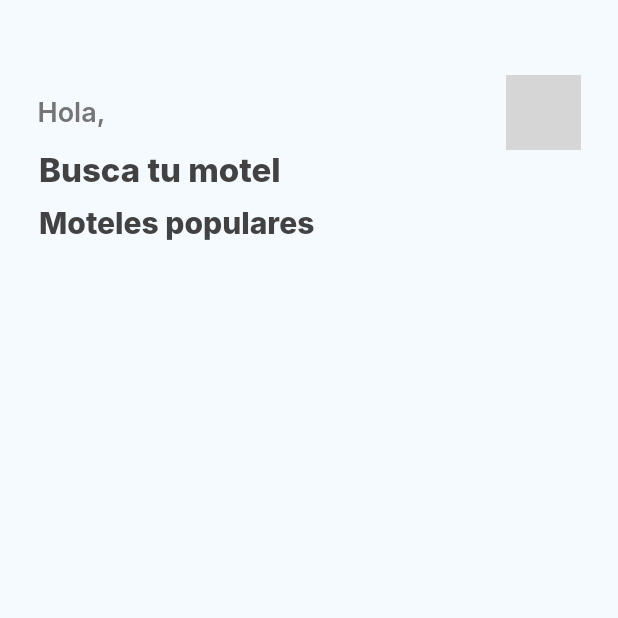
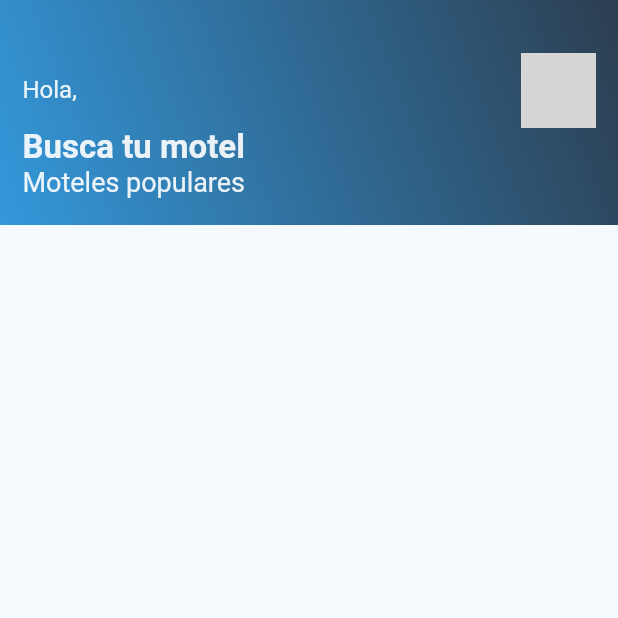
Before and after one commit to bryansbarrios/motel_app, a Flutter app: the HomeScreen screen opened by its route, on a phone screen of 412 x 824 dp, the top half of it. Run offline on Flutter 3.47's test engine with Material 2 defaults, Android fonts, the phone set to English and light mode, and no system bars; our stand-ins replace cloud_firestore, firebase_auth, flutter_map, fluttertoast, get_it, google_fonts and 4 more; accounts and stored records are empty; network calls fail; Roboto replaces fonts that are missing (Inter); grey boxes are pictures that could not be loaded.

Commit message:
Ultimos ajustes en rediseño

```diff
--- a/lib/ui/screens/MotelDetailScreen.dart
+++ b/lib/ui/screens/MotelDetailScreen.dart
@@ -1,6 +1,5 @@
 import 'package:cloud_firestore/cloud_firestore.dart';
 import 'package:flutter/material.dart';
-import 'package:google_fonts/google_fonts.dart';
 import 'package:line_icons/line_icons.dart';
 import 'package:motel_app/core/models/MotelType.dart';
 import 'package:motel_app/core/viewmodels/MotelTypeViewModel.dart';
--- a/lib/ui/shared/BottomNav.dart
+++ b/lib/ui/shared/BottomNav.dart
@@ -1,7 +1,6 @@
 import 'package:flutter/material.dart';
 import 'package:line_icons/line_icons.dart';
 import 'package:google_nav_bar/google_nav_bar.dart';
-import 'package:motel_app/ui/screens/FavoriteMotelsScreen.dart';
 import 'package:motel_app/ui/screens/HomeScreen.dart';
 import 'package:motel_app/ui/screens/MapScreen.dart';
 
--- /dev/null
+++ b/lib/ui/widgets/HeroContainer.dart
@@ -0,0 +1,109 @@
+import 'package:flutter/material.dart';
+import 'package:fluttertoast/fluttertoast.dart';
+import 'package:motel_app/core/services/AuthService.dart';
+
+class Constants{
+  static const String logoff = 'Cerrar sesión';
+
+  static const List<String> choices = <String>[
+    logoff
+  ];
+}
+
+class HeroContainer extends StatelessWidget {
+  final AuthService _auth = AuthService();
+
+  final String fullName;
+
+  HeroContainer({this.fullName});
+
+  final h1 = TextStyle(
+    fontSize: 22,
+    color: Color.fromRGBO(255, 255, 255, .9),
+    fontWeight: FontWeight.w600
+  );
+
+  final h2 = TextStyle(
+    fontSize: 18,
+    color: Color.fromRGBO(255, 255, 255, .9),
+  );
+
+  final h3 = TextStyle(
+    fontSize: 16,
+    color: Color.fromRGBO(255, 255, 255, .9),
+  );
+
+  @override
+  Widget build(BuildContext context) {
+    return Container(
+      width: double.infinity,
+      height: 150,
+      decoration: BoxDecoration(
+        gradient: LinearGradient(
+          begin: Alignment.topRight,
+          end: Alignment.bottomLeft,
+          colors: [
+            Color.fromRGBO(44,62,80,1),
+            Color.fromRGBO(52,152,219,1)
+          ]
+        ),
+      ),
+      child: Padding(
+        padding: EdgeInsets.all(15),
+        child: Column(
+          children: <Widget>[
+            SizedBox(height: 20,),
+            Row(
+              mainAxisAlignment: MainAxisAlignment.spaceBetween,
+              children: <Widget>[
+                Text("Hola, $fullName", style: h3,),
+                PopupMenuButton<String>(
+                  child: CircleAvatar(
+                      radius: 25.0,
+                      backgroundImage: NetworkImage("https://source.unsplash.com/random/200x200"),
+                      backgroundColor: Colors.transparent
+                  ),
+                  itemBuilder: (BuildContext context){
+                    return Constants.choices.map((String choice){
+                      return PopupMenuItem<String>(
+                        value: choice,
+                        child: GestureDetector(
+                          child: Text(choice),
+                          onTap: () async{
+                            if(choice == 'Cerrar sesión'){
+                              await _auth.signOut();
+                              Fluttertoast.showToast(
+                                msg: "Has cerrado sesión",
+                                toastLength: Toast.LENGTH_SHORT,
+                                gravity: ToastGravity.BOTTOM,
+                                timeInSecForIosWeb: 1,
+                                textColor: Colors.black,
+                                fontSize: 14.0
+                              );
+                              Navigator.of(context).pushNamedAndRemoveUntil('/noLogin', (Route<dynamic> route) => false);
+                            }
+                          },
+                        ),
+                      );
+                    }).toList();
+                  }
+                )
+              ],
+            ),
+            Row(
+              mainAxisAlignment: MainAxisAlignment.start,
+              children: <Widget>[
+                Column(
+                  children: <Widget>[
+                    Text("Busca tu motel", style: h1,),
+                    Text("Moteles populares", style: h2,),
+                  ],
+                )
+              ],
+            )
+          ],
+        ),
+      ),
+    );
+  }
+}
--- a/lib/ui/widgets/MotelList.dart
+++ b/lib/ui/widgets/MotelList.dart
@@ -3,17 +3,13 @@ import 'dart:math';
 import 'package:firebase_auth/firebase_auth.dart';
 import 'package:flutter/material.dart';
 import 'package:motel_app/core/models/Motel.dart';
-import 'package:motel_app/core/models/MotelType.dart';
 import 'package:motel_app/core/models/User.dart';
 import 'package:motel_app/core/services/AuthService.dart';
-import 'package:motel_app/core/viewmodels/MotelTypeViewModel.dart';
 import 'package:motel_app/core/viewmodels/MotelViewModel.dart';
 import 'package:motel_app/core/viewmodels/UserViewModel.dart';
 import 'package:motel_app/ui/screens/MotelDetailScreen.dart';
-import 'package:motel_app/ui/widgets/HomeScreenExpanded.dart';
+import 'package:motel_app/ui/widgets/HeroContainer.dart';
 import 'package:provider/provider.dart';
-
-import 'HomeScreenContainers.dart';
 import 'MotelCard.dart';
 
 // int acc = 0;
@@ -47,25 +43,25 @@ class _MotelListState extends State<MotelList> {
           List<Motel> motels = snapshot.data;
           return Column(
             children: <Widget>[
-              SizedBox(height: 50,),
+              //SizedBox(height: 50,),
               FutureBuilder(
                 future: userProvider.getUserById(uid),
                 builder: (BuildContext context, AsyncSnapshot snapshot) {
                   if (snapshot.hasData) {
                     UserData user = snapshot.data;
                     print("Nombre: ${user.fullName}");
-                    return createContainer('Saludo e imagen', 'https://source.unsplash.com/random/200x200', user.fullName);
+                    return HeroContainer(fullName: user.fullName); //createContainer('Saludo e imagen', 'https://source.unsplash.com/random/200x200', user.fullName);
                   }
                   return Padding(
-                    padding: EdgeInsets.all(20),
+                    padding: EdgeInsets.all(0),
                     child: Center(
                         child: CircularProgressIndicator(),
                     ),
                   );
                 },
               ),
-              createContainer('Busca tu motel', null, null),
-              createContainer('Moteles populares', null, null),
+              //createContainer('Busca tu motel', null, null),
+              //createContainer('Moteles populares', null, null),
               Expanded(
                 child: ListView(
                   padding: EdgeInsets.all(15),
```
